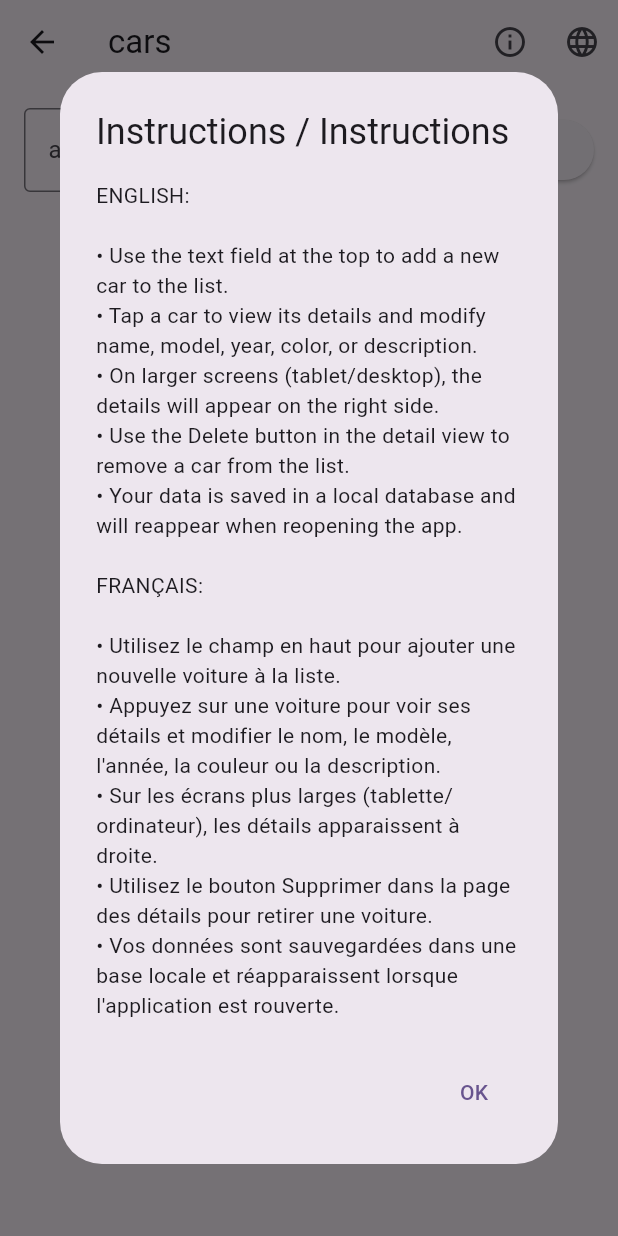
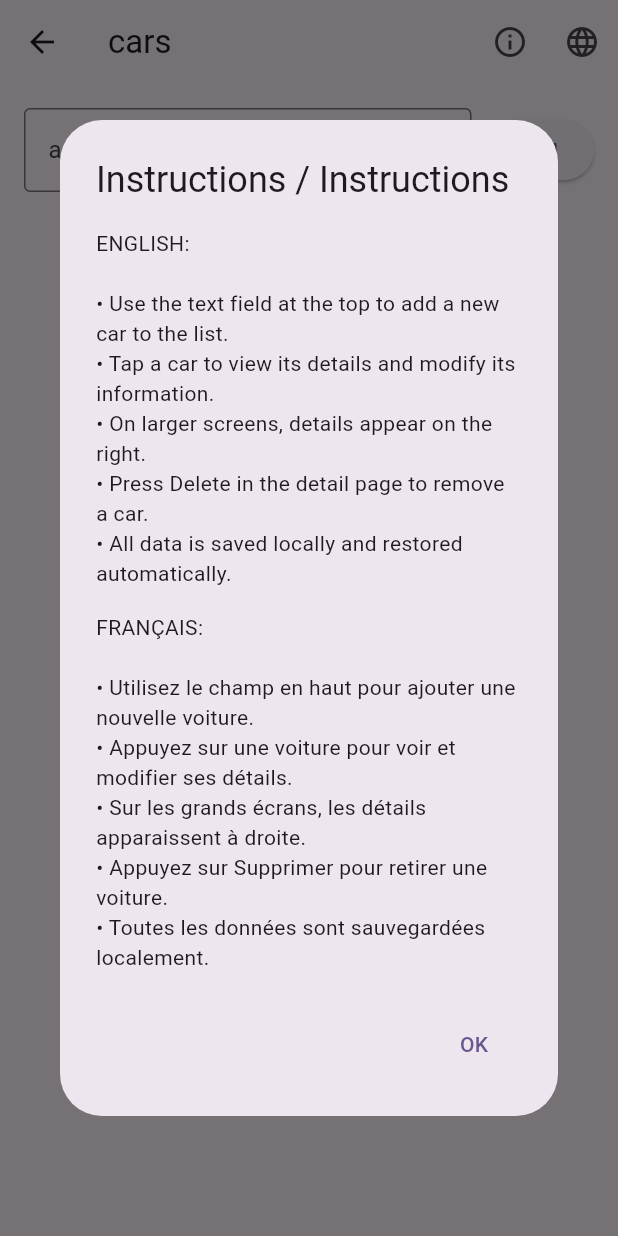
Before and after one commit to Ema-louna/test_github_flutter, a Flutter app: the CarsMain screen opened directly, after a tap on the "info outline" icon, on a phone screen of 412 x 824 dp. Run offline on Flutter 3.47's test engine with Material 3 defaults, Android fonts, the phone set to English and light mode, and no system bars; our stand-ins replace floor, sqflite, sqflite_common_ffi_web; missing offline and left inert: encrypted_shared_preferences; accounts and stored records are empty; generated files the repository leaves out were written again.

Commit message:
completed javadoc genrate

```diff
--- a/lib/car_main.dart
+++ b/lib/car_main.dart
@@ -1,3 +1,19 @@
+/**
+ * -------------------------------------------------------------
+ *  CST2335 – Graphical Interface Programming
+ *  Final Project – Cars Module
+ *
+ *  Student: Emanuelle Marchant
+ *  Student ID: 041173314
+ *  Due Date: November 30, 2025
+ *
+ *  File: car_main.dart
+ *  Purpose: This file implements the Cars section of the
+ *           final project.
+ *  Each function below is documented using Dartdoc style.
+ * -------------------------------------------------------------
+ */
+
 import 'package:flutter/material.dart';
 import 'Car.dart';
 import 'CarDAO.dart';
@@ -6,6 +22,9 @@ import 'car_detail_page.dart';
 import 'app_localizations.dart';
 import 'main.dart';
 
+/// Main page for managing cars.
+/// Displays a ListView of cars, a text field to add new cars,
+/// and a details panel (or a separate page on smaller screens).
 class CarsMain extends StatefulWidget {
   const CarsMain({super.key});
 
@@ -14,11 +33,19 @@ class CarsMain extends StatefulWidget {
 }
 
 class _CarsMainState extends State<CarsMain> {
+  /// Reference to the Floor database.
   CarDatabase? _database;
+
+  /// Car Data Access Object.
   CarDAO? _dao;
+
+  /// List of all cars loaded from the database.
   List<Car> _cars = [];
+
+  /// Selected index for wide-screen layouts.
   int? _selectedIndex;
 
+  /// Controller for the "Add new car" text field.
   final TextEditingController _newCarName = TextEditingController();
 
   @override
@@ -27,7 +54,18 @@ class _CarsMainState extends State<CarsMain> {
     _initFloorDb();
   }
 
-  // Load highest ID from DB to avoid UNIQUE constraint crash
+  /// Initializes the Floor database and loads saved data.
+  Future<void> _initFloorDb() async {
+    final db = await $FloorCarDatabase.databaseBuilder("cars.db").build();
+    _database = db;
+    _dao = db.carDao;
+
+    await _initializeCarID();
+    _loadCars();
+  }
+
+  /// Ensures the next inserted car has a unique ID by reading the largest
+  /// existing ID in the database.
   Future<void> _initializeCarID() async {
     final cars = await _dao!.getAllCars();
     if (cars.isNotEmpty) {
@@ -38,21 +76,14 @@ class _CarsMainState extends State<CarsMain> {
     }
   }
 
-  Future<void> _initFloorDb() async {
-    final db = await $FloorCarDatabase.databaseBuilder("cars.db").build();
-    _database = db;
-    _dao = db.carDao;
-
-    await _initializeCarID();
-    _loadCars();
-  }
-
+  /// Reloads all cars from the database and updates the UI.
   Future<void> _loadCars() async {
     if (_dao == null) return;
     final cars = await _dao!.getAllCars();
     setState(() => _cars = cars);
   }
 
+  /// Opens the detail page or displays the right-side panel depending on screen width.
   void _openDetail(Car car, bool isWide) {
     if (!isWide) {
       Navigator.push(
@@ -69,6 +100,7 @@ class _CarsMainState extends State<CarsMain> {
     }
   }
 
+  /// Called when updating or deleting a car in the detail page.
   Future<void> _updateCarFromDetails(Car updatedCar, {bool delete = false}) async {
     if (delete) {
       await _dao!.deleteCar(updatedCar);
@@ -99,8 +131,9 @@ class _CarsMainState extends State<CarsMain> {
       appBar: AppBar(
         title: Text(tr("cars")),
 
+        /// Action buttons on the AppBar
         actions: [
-          // 📘 Instructions Button (full text in EN + FR)
+          /// Instructions Dialog (EN + FR paragraph block)
           IconButton(
             icon: const Icon(Icons.info_outline),
             tooltip: "Instructions",
@@ -112,26 +145,26 @@ class _CarsMainState extends State<CarsMain> {
                   content: SingleChildScrollView(
                     child: Column(
                       crossAxisAlignment: CrossAxisAlignment.start,
-                      mainAxisSize: MainAxisSize.min,
                       children: const [
+                        /// English section
                         Text(
                           "ENGLISH:\n\n"
                               "• Use the text field at the top to add a new car to the list.\n"
-                              "• Tap a car to view its details and modify name, model, year, color, or description.\n"
-                              "• On larger screens (tablet/desktop), the details will appear on the right side.\n"
-                              "• Use the Delete button in the detail view to remove a car from the list.\n"
-                              "• Your data is saved in a local database and will reappear when reopening the app.",
-                          style: TextStyle(fontSize: 14),
+                              "• Tap a car to view its details and modify its information.\n"
+                              "• On larger screens, details appear on the right.\n"
+                              "• Press Delete in the detail page to remove a car.\n"
+                              "• All data is saved locally and restored automatically.",
                         ),
-                        SizedBox(height: 20),
+                        SizedBox(height: 16),
+
+                        /// French section
                         Text(
                           "FRANÇAIS:\n\n"
-                              "• Utilisez le champ en haut pour ajouter une nouvelle voiture à la liste.\n"
-                              "• Appuyez sur une voiture pour voir ses détails et modifier le nom, le modèle, l'année, la couleur ou la description.\n"
-                              "• Sur les écrans plus larges (tablette/ordinateur), les détails apparaissent à droite.\n"
-                              "• Utilisez le bouton Supprimer dans la page des détails pour retirer une voiture.\n"
-                              "• Vos données sont sauvegardées dans une base locale et réapparaissent lorsque l'application est rouverte.",
-                          style: TextStyle(fontSize: 14),
+                              "• Utilisez le champ en haut pour ajouter une nouvelle voiture.\n"
+                              "• Appuyez sur une voiture pour voir et modifier ses détails.\n"
+                              "• Sur les grands écrans, les détails apparaissent à droite.\n"
+                              "• Appuyez sur Supprimer pour retirer une voiture.\n"
+                              "• Toutes les données sont sauvegardées localement.",
                         ),
                       ],
                     ),
@@ -147,7 +180,7 @@ class _CarsMainState extends State<CarsMain> {
             },
           ),
 
-          // 🌐 Language Switch Button
+          /// Manual language switch (English <-> French)
           IconButton(
             icon: const Icon(Icons.language),
             tooltip: "Change Language",
@@ -165,13 +198,14 @@ class _CarsMainState extends State<CarsMain> {
 
       body: Row(
         children: [
+          /// Left-side list + add bar
           Expanded(
             flex: 2,
             child: Padding(
               padding: const EdgeInsets.all(16),
               child: Column(
                 children: [
-                  // ADD CAR FIELD + BUTTON
+                  /// Add new car input row
                   Row(
                     children: [
                       Expanded(
@@ -184,7 +218,6 @@ class _CarsMainState extends State<CarsMain> {
                         ),
                       ),
                       const SizedBox(width: 10),
-
                       ElevatedButton(
                         onPressed: () async {
                           if (_newCarName.text.trim().isEmpty) return;
@@ -209,7 +242,7 @@ class _CarsMainState extends State<CarsMain> {
 
                   const SizedBox(height: 20),
 
-                  // LIST OF CARS
+                  /// Cars ListView
                   Expanded(
                     child: ListView.builder(
                       itemCount: _cars.length,
@@ -232,7 +265,7 @@ class _CarsMainState extends State<CarsMain> {
             ),
           ),
 
-          // RIGHT-SIDE PANEL
+          /// Right-side detail panel (tablets/desktops only)
           if (isWide)
             Expanded(
               child: _selectedIndex == null
```
Also changed, not shown: lib/Car.dart (+25 -1 lines), lib/CarDAO.dart (+13 -0 lines), lib/CarDatabase.dart (+11 -2 lines), lib/car_detail_page.dart (+30 -6 lines), lib/main.dart (+12 -2 lines).
